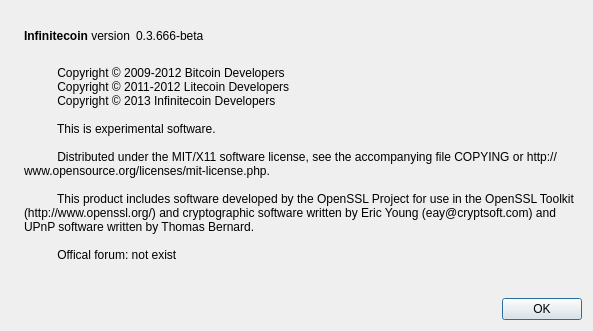
The window that src/qt/forms/aboutdialog.ui (infinitecoin/infinitecoin) describes before a commit, drawn with Qt 5.
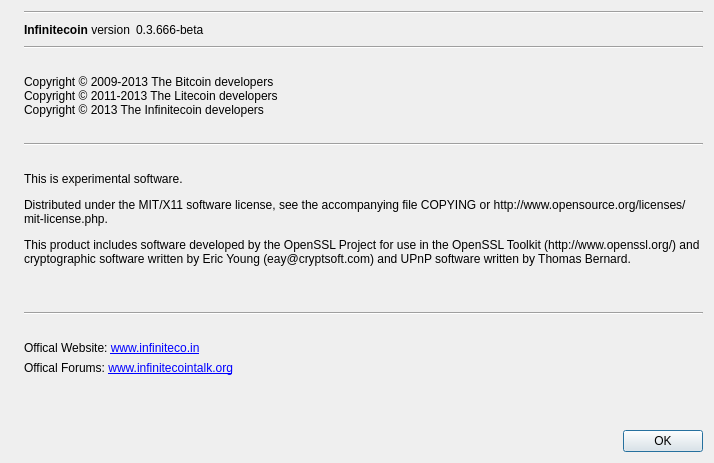
The same window after the commit. Icons and pictures are not drawn.

What changed in the file:
```diff
--- a/src/qt/forms/aboutdialog.ui
+++ b/src/qt/forms/aboutdialog.ui
@@ -6,8 +6,8 @@
    <rect>
     <x>0</x>
     <y>0</y>
-    <width>593</width>
-    <height>331</height>
+    <width>714</width>
+    <height>463</height>
    </rect>
   </property>
   <property name="windowTitle">
@@ -30,17 +30,11 @@
    <item>
     <layout class="QVBoxLayout" name="verticalLayout_2">
      <item>
-      <spacer name="verticalSpacer_2">
+      <widget class="Line" name="line_4">
        <property name="orientation">
-        <enum>Qt::Vertical</enum>
+        <enum>Qt::Horizontal</enum>
        </property>
-       <property name="sizeHint" stdset="0">
-        <size>
-         <width>20</width>
-         <height>40</height>
-        </size>
-       </property>
-      </spacer>
+      </widget>
      </item>
      <item>
       <layout class="QHBoxLayout" name="horizontalLayout">
@@ -65,9 +59,6 @@
          <property name="text">
           <string notr="true">0.3.666-beta</string>
          </property>
-         <property name="textFormat">
-          <enum>Qt::RichText</enum>
-         </property>
          <property name="textInteractionFlags">
           <set>Qt::LinksAccessibleByMouse|Qt::TextSelectableByKeyboard|Qt::TextSelectableByMouse</set>
          </property>
@@ -88,31 +79,163 @@
        </item>
       </layout>
      </item>
+     <item>
+      <widget class="Line" name="line">
+       <property name="orientation">
+        <enum>Qt::Horizontal</enum>
+       </property>
+      </widget>
+     </item>
+     <item>
+      <spacer name="horizontalSpacer_7">
+       <property name="orientation">
+        <enum>Qt::Horizontal</enum>
+       </property>
+       <property name="sizeHint" stdset="0">
+        <size>
+         <width>40</width>
+         <height>20</height>
+        </size>
+       </property>
+      </spacer>
+     </item>
+     <item>
+      <widget class="QLabel" name="copyrightLabel">
+       <property name="cursor">
+        <cursorShape>ArrowCursor</cursorShape>
+       </property>
+       <property name="text">
+        <string notr="true">&lt;html&gt;&lt;head/&gt;&lt;body&gt;&lt;p&gt;Copyright &amp;copy; 2009-2013 The Bitcoin developers&lt;br/&gt;Copyright &amp;copy; 2011-2013 The Litecoin developers &lt;br/&gt;Copyright &amp;copy; 2013 The Infinitecoin developers&lt;/p&gt;&lt;/body&gt;&lt;/html&gt;</string>
+       </property>
+       <property name="textFormat">
+        <enum>Qt::AutoText</enum>
+       </property>
+       <property name="textInteractionFlags">
+        <set>Qt::NoTextInteraction</set>
+       </property>
+      </widget>
+     </item>
+     <item>
+      <spacer name="horizontalSpacer_4">
+       <property name="orientation">
+        <enum>Qt::Horizontal</enum>
+       </property>
+       <property name="sizeHint" stdset="0">
+        <size>
+         <width>40</width>
+         <height>20</height>
+        </size>
+       </property>
+      </spacer>
+     </item>
+     <item>
+      <widget class="Line" name="line_2">
+       <property name="orientation">
+        <enum>Qt::Horizontal</enum>
+       </property>
+      </widget>
+     </item>
+     <item>
+      <spacer name="horizontalSpacer_6">
+       <property name="orientation">
+        <enum>Qt::Horizontal</enum>
+       </property>
+       <property name="sizeHint" stdset="0">
+        <size>
+         <width>40</width>
+         <height>20</height>
+        </size>
+       </property>
+      </spacer>
+     </item>
      <item>
       <widget class="QLabel" name="label_2">
        <property name="cursor">
         <cursorShape>IBeamCursor</cursorShape>
        </property>
        <property name="text">
-        <string>
-          Copyright © 2009-2012 Bitcoin Developers
-          Copyright © 2011-2012 Litecoin Developers
-          Copyright © 2013 Infinitecoin Developers
-
-          This is experimental software.
-
-          Distributed under the MIT/X11 software license, see the accompanying file COPYING or http://www.opensource.org/licenses/mit-license.php.
-
-          This product includes software developed by the OpenSSL Project for use in the OpenSSL Toolkit (http://www.openssl.org/) and cryptographic software written by Eric Young (eay@cryptsoft.com) and UPnP software written by Thomas Bernard.
-
-          Offical forum: not exist
-        </string>
+        <string>&lt;html&gt;&lt;head/&gt;&lt;body&gt;&lt;p&gt;This is experimental software.&lt;/p&gt;&lt;p&gt;Distributed under the MIT/X11 software license, see the accompanying file COPYING or http://www.opensource.org/licenses/mit-license.php.&lt;/p&gt;&lt;p&gt;This product includes software developed by the OpenSSL Project for use in the OpenSSL Toolkit (http://www.openssl.org/) and cryptographic software written by Eric Young (eay@cryptsoft.com) and UPnP software written by Thomas Bernard.&lt;/p&gt;&lt;/body&gt;&lt;/html&gt;</string>
        </property>
        <property name="wordWrap">
         <bool>true</bool>
        </property>
        <property name="textInteractionFlags">
-        <set>Qt::LinksAccessibleByMouse|Qt::TextSelectableByKeyboard|Qt::TextSelectableByMouse</set>
+        <set>Qt::NoTextInteraction</set>
+       </property>
+      </widget>
+     </item>
+     <item>
+      <spacer name="horizontalSpacer_5">
+       <property name="orientation">
+        <enum>Qt::Horizontal</enum>
+       </property>
+       <property name="sizeHint" stdset="0">
+        <size>
+         <width>40</width>
+         <height>20</height>
+        </size>
+       </property>
+      </spacer>
+     </item>
+     <item>
+      <spacer name="horizontalSpacer_2">
+       <property name="orientation">
+        <enum>Qt::Horizontal</enum>
+       </property>
+       <property name="sizeHint" stdset="0">
+        <size>
+         <width>40</width>
+         <height>20</height>
+        </size>
+       </property>
+      </spacer>
+     </item>
+     <item>
+      <widget class="Line" name="line_3">
+       <property name="orientation">
+        <enum>Qt::Horizontal</enum>
+       </property>
+      </widget>
+     </item>
+     <item>
+      <spacer name="horizontalSpacer_3">
+       <property name="orientation">
+        <enum>Qt::Horizontal</enum>
+       </property>
+       <property name="sizeHint" stdset="0">
+        <size>
+         <width>40</width>
+         <height>20</height>
+        </size>
+       </property>
+      </spacer>
+     </item>
+     <item>
+      <widget class="QLabel" name="label_3">
+       <property name="text">
+        <string>Offical Website: &lt;a href=&quot;http://www.infiniteco.in/&quot;&gt;www.infiniteco.in&lt;/a&gt;</string>
+       </property>
+       <property name="openExternalLinks">
+        <bool>true</bool>
+       </property>
+       <property name="textInteractionFlags">
+        <set>Qt::LinksAccessibleByKeyboard|Qt::LinksAccessibleByMouse</set>
+       </property>
+      </widget>
+     </item>
+     <item>
+      <widget class="QLabel" name="label_5">
+       <property name="contextMenuPolicy">
+        <enum>Qt::DefaultContextMenu</enum>
+       </property>
+       <property name="text">
+        <string>Offical Forums: &lt;a href=&quot;http://www.infinitecointalk.org/&quot;&gt;www.infinitecointalk.org&lt;/a&gt;</string>
+       </property>
+       <property name="openExternalLinks">
+        <bool>true</bool>
+       </property>
+       <property name="textInteractionFlags">
+        <set>Qt::LinksAccessibleByKeyboard|Qt::LinksAccessibleByMouse</set>
        </property>
       </widget>
      </item>
@@ -124,7 +247,7 @@
        <property name="sizeHint" stdset="0">
         <size>
          <width>20</width>
-         <height>40</height>
+         <height>20</height>
         </size>
        </property>
       </spacer>
```
Left out of the diff: 10 changed lines with no effect on the pictures.
